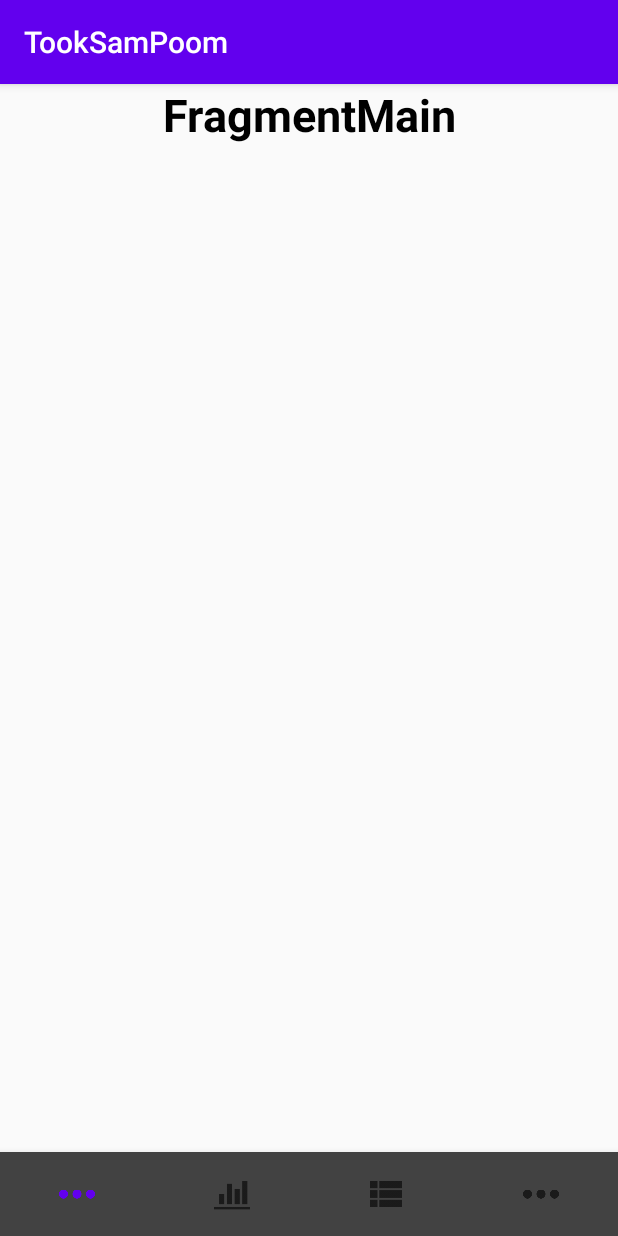
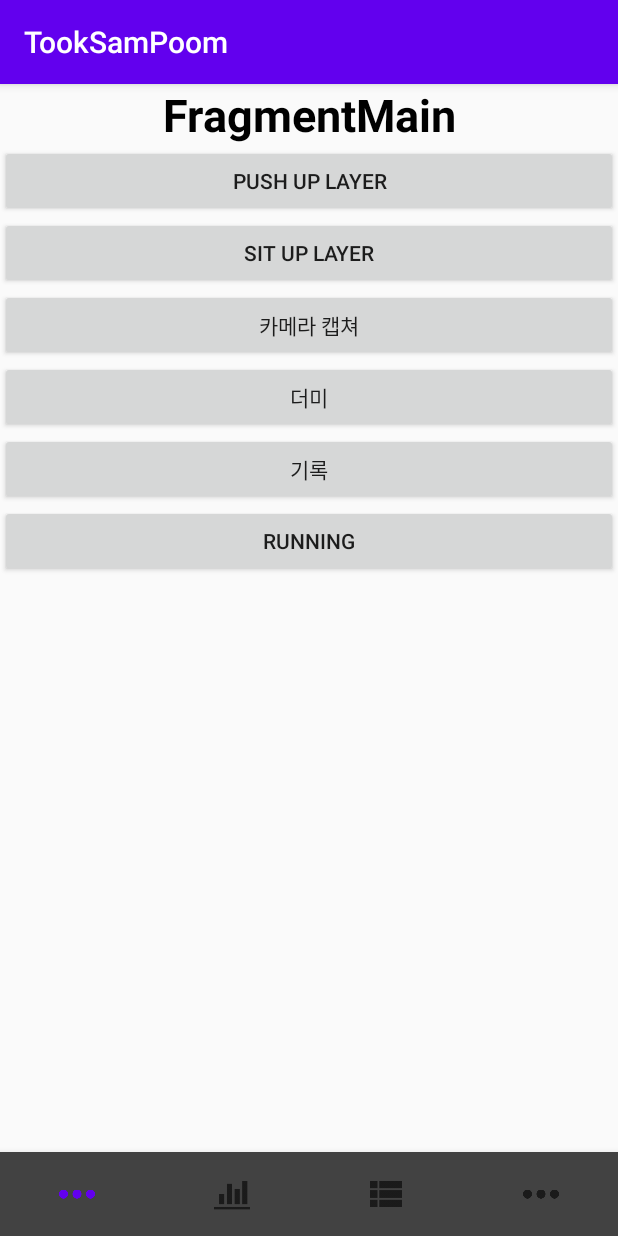
Before and after one commit to osamhack2020/APP_TookSamPoom_Navy3Generals, an Android app: the screen it shows after launch (MainActivity), on a phone screen of 412 x 824 dp. Run offline under Robolectric (Android 15) with nearby library versions, the phone set to English and light mode, and no system bars; libraries missing offline, so code that uses them is left out: com.google.mlkit.vision.

Commit message:
Update buttons in fragment

```diff
--- a/app/src/main/java/kr/co/softcampus/tooksampoom/MainFragment.java
+++ b/app/src/main/java/kr/co/softcampus/tooksampoom/MainFragment.java
@@ -1,5 +1,7 @@
 package kr.co.softcampus.tooksampoom;
 
+import android.content.Intent;
+import android.database.sqlite.SQLiteDatabase;
 import android.os.Bundle;
 
 import androidx.fragment.app.Fragment;
@@ -7,15 +9,94 @@ import androidx.fragment.app.Fragment;
 import android.view.LayoutInflater;
 import android.view.View;
 import android.view.ViewGroup;
+import android.widget.Button;
 
-public class MainFragment extends Fragment {
-    ViewGroup viewGroup;
-
+public class MainFragment extends Fragment{
+    View view;
+    Button button1;
+    Button button2;
+    Button button3;
+    Button button4;
+    Button button5;
+    Button button6;
     @Override
     public View onCreateView(LayoutInflater inflater, ViewGroup container,
                              Bundle savedInstanceState) {
+        view = inflater.inflate(R.layout.fragment_main,container, false);
+        button1 = (Button) view.findViewById(R.id.button1);
+        button2 = (Button) view.findViewById(R.id.button2);
+        button3 = (Button) view.findViewById(R.id.button3);
+        button4 = (Button) view.findViewById(R.id.button4);
+        button5 = (Button) view.findViewById(R.id.button5);
+        button6 = (Button) view.findViewById(R.id.button6);
 
 
-        return inflater.inflate(R.layout.fragment_main, container, false);
+
+
+        return view;
+    }
+
+    public void onClickCCA(View view) {
+        Intent ccaIntent = new Intent(getActivity(), CameraCaptureActivity.class);
+        startActivity(ccaIntent);
+    }
+
+    public void onClickPushUpBt(View view) {
+        Intent puIntent = new Intent(getActivity(), PushUpMeasureActivity.class);
+        startActivity(puIntent);
+    }
+
+    public void onClickRunning(View view) {
+        Intent runningIntent = new Intent(getActivity(), RunningActivity.class);
+        startActivityForResult(runningIntent, 0);
+    }
+
+    public void onClickRecord(View view) {
+        Intent recordIntent = new Intent(getActivity(), GraphActivity.class);
+        startActivityForResult(recordIntent, 0);
+    }
+
+    public void onClickDummy(View view){
+        for(int j=1; j<5; j++){
+            for(int i=10; i<24; i++){
+                RecordInfo recordinfo = new RecordInfo();
+                recordinfo.setId(j);
+                recordinfo.setPushup(67+i+10*j);
+                recordinfo.setRunning(720+i+10*j);
+                recordinfo.setSitup(80+i+10*j);
+
+                DBhelper helper = new DBhelper(getActivity());
+                SQLiteDatabase db = helper.getWritableDatabase();
+
+                String sql1 = "INSERT INTO Record_Push_Up(id,"
+                        +"push_up,"
+                        +"date) VALUES(?,?,?)";
+                String date1 = "2020-10-"+i+" 20:10:43";
+                String[] value1 = {Integer.toString(j),
+                        Integer.toString(recordinfo.push_up),
+                        date1};
+                db.execSQL(sql1,value1);
+
+                String sql2 = "INSERT INTO Record_Sit_Up(id,"
+                        +"sit_up,"
+                        +"date) VALUES(?,?,?)";
+                String date2 = "2020-10-"+i+" 20:10:43";
+                String[] value2 = {Integer.toString(j),
+                        Integer.toString(recordinfo.sit_up),
+                        date2};
+                db.execSQL(sql2,value2);
+
+                String sql3 = "INSERT INTO Record_Running(id,"
+                        +"running,"
+                        +"date) VALUES(?,?,?)";
+                String date3 = "2020-10-"+i+" 20:10:43";
+                String[] value3 = {Integer.toString(j),
+                        Integer.toString(recordinfo.running),
+                        date3};
+                db.execSQL(sql3,value3);
+
+                db.close();
+            }
+        }
     }
 }
--- a/app/src/main/res/layout/fragment_main.xml
+++ b/app/src/main/res/layout/fragment_main.xml
@@ -5,6 +5,11 @@
     android:layout_width="match_parent"
     android:layout_height="match_parent"
     tools:context=".MainFragment">
+
+    <LinearLayout
+        android:layout_width="match_parent"
+        android:layout_height="match_parent"
+        android:orientation="vertical">
 
         <TextView
             android:layout_width="match_parent"
@@ -15,5 +20,47 @@
             android:textSize="30sp"
             android:textStyle="bold" />
 
+        <Button
+            android:id="@+id/button1"
+            android:layout_width="match_parent"
+            android:layout_height="wrap_content"
+            android:onClick="onClickPushUpBt"
+            android:text="PUSH UP LAYER" />
+
+        <Button
+            android:id="@+id/button2"
+            android:layout_width="match_parent"
+            android:layout_height="wrap_content"
+            android:text="SIT UP LAYER" />
+
+        <Button
+            android:id="@+id/button3"
+            android:layout_width="match_parent"
+            android:layout_height="wrap_content"
+            android:onClick="onClickCCA"
+            android:text="카메라 캡쳐" />
+
+        <Button
+            android:id="@+id/button4"
+            android:layout_width="match_parent"
+            android:layout_height="wrap_content"
+            android:onClick="onClickDummy"
+            android:text="더미" />
+
+        <Button
+            android:id="@+id/button5"
+            android:layout_width="match_parent"
+            android:layout_height="wrap_content"
+            android:onClick="onClickRecord"
+            android:text="기록" />
+
+        <Button
+            android:id="@+id/button6"
+            android:layout_width="match_parent"
+            android:layout_height="wrap_content"
+            android:onClick="onClickRunning"
+            android:text="running" />
+    </LinearLayout>
+
 
 </FrameLayout>
```
Also changed, not shown: app/build.gradle (+6 -5 lines). Lines whose indentation alone changed are shown as unchanged.
